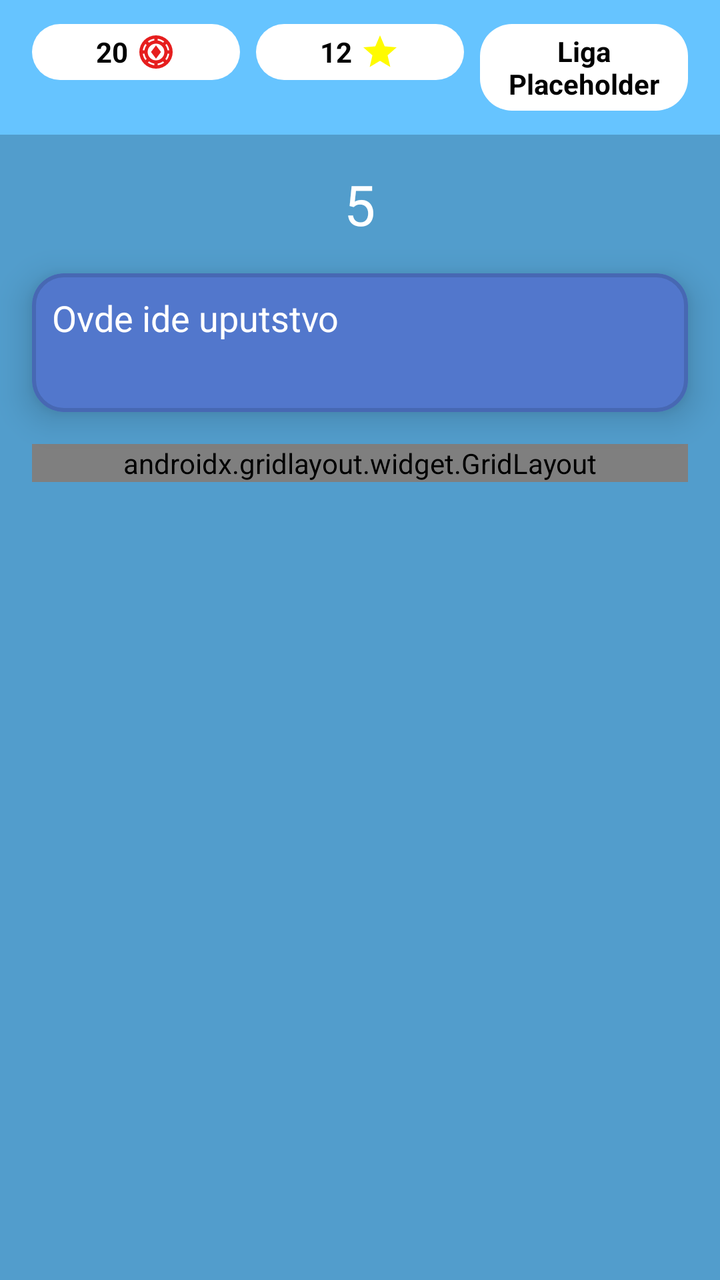
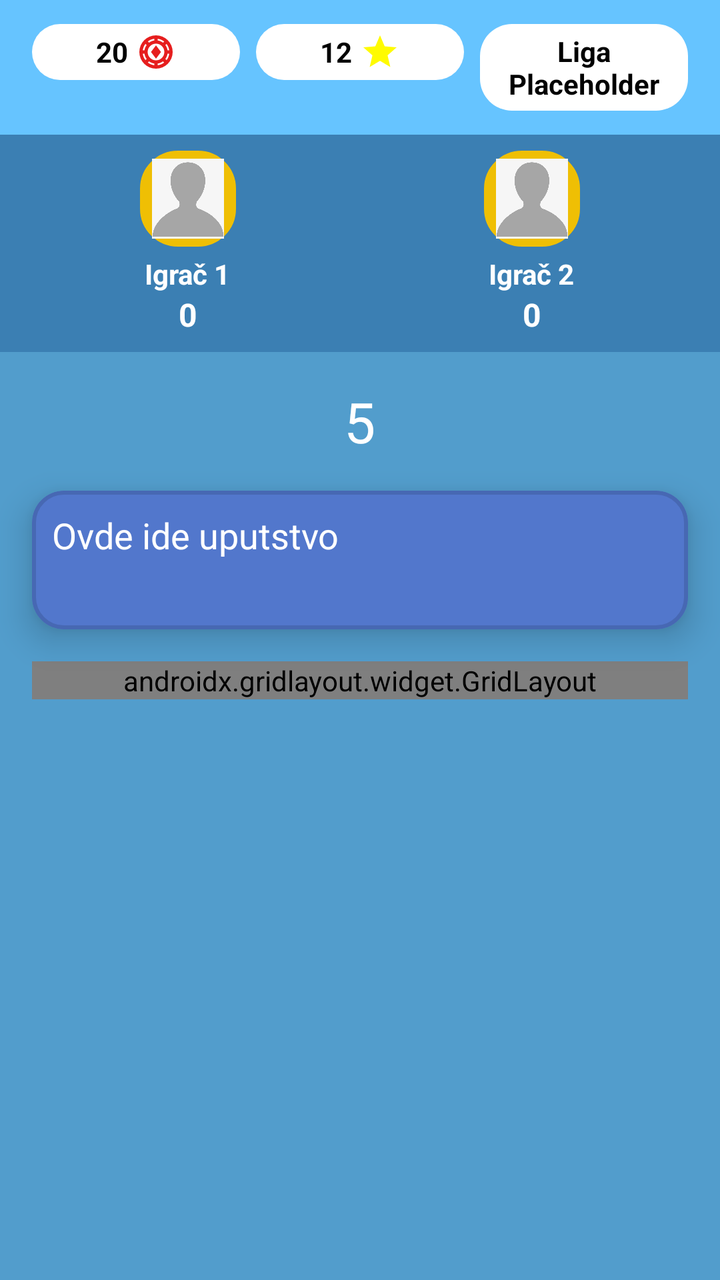

The first picture is an Android layout as it rendered before a commit; the second is the same layout after the commit. The layout source and the unified diff follow.
<!-- AndroidManifest.xml: application theme Theme.Slagalica -->
<!-- res/layout/activity_matching_game.xml -->
<?xml version="1.0" encoding="utf-8"?>
<androidx.constraintlayout.widget.ConstraintLayout xmlns:android="http://schemas.android.com/apk/res/android"
    xmlns:app="http://schemas.android.com/apk/res-auto"
    xmlns:tools="http://schemas.android.com/tools"
    android:id="@+id/main"
    android:layout_width="match_parent"
    android:layout_height="match_parent"
    tools:context=".MatchingGameActivity"
    android:background="#529dcc">

    <LinearLayout
        android:layout_width="match_parent"
        android:layout_height="match_parent"
        android:orientation="vertical"
        tools:layout_editor_absoluteX="16dp"
        tools:layout_editor_absoluteY="0dp">

        <include layout="@layout/top_bar" />

        <TextView
            android:id="@+id/timerTextView"
            android:layout_width="wrap_content"
            android:layout_height="wrap_content"
            android:text="5"
            android:textSize="28sp"
            android:textColor="@android:color/white"
            android:layout_marginTop="16dp"
            android:layout_gravity="center_horizontal"/>

        <com.google.android.material.card.MaterialCardView
            android:layout_width="match_parent"
            android:layout_height="wrap_content"
            android:layout_marginStart="16dp"
            android:layout_marginEnd="16dp"
            android:layout_marginTop="16dp"
            android:layout_marginBottom="16dp"
            app:cardCornerRadius="16dp"
            app:cardElevation="10dp"
            app:strokeColor="@color/button_default_border"
            app:strokeWidth="2dp"
            app:cardBackgroundColor="@color/button_default_color">

            <TextView
                android:id="@+id/instructionsTextView"
                android:layout_width="match_parent"
                android:layout_height="wrap_content"
                android:minLines="2"
                android:padding="10dp"
                android:text="Ovde ide uputstvo"
                android:textSize="18sp"
                android:textColor="#FFFFFF"
                android:lineSpacingExtra="4dp"/>
        </com.google.android.material.card.MaterialCardView>

        <androidx.gridlayout.widget.GridLayout
            android:layout_width="match_parent"
            android:layout_height="wrap_content"
            app:columnCount="2"
            app:rowCount="5"
            android:layout_marginStart="16dp"
            android:layout_marginEnd="16dp"
            android:layout_marginBottom="16dp"
            app:alignmentMode="alignMargins"
            app:rowOrderPreserved="false"
            app:useDefaultMargins="true">

            <com.google.android.material.button.MaterialButton
                android:id="@+id/leftButton1"
                android:layout_width="0dp"
                android:layout_height="wrap_content"
                app:layout_columnWeight="1"
                app:layout_gravity="top"
                android:minHeight="70dp"
                app:cornerRadius="16dp"
                android:elevation="10dp"
                android:textColor="@color/white"
                android:backgroundTint="@color/button_default_color"
                app:strokeWidth="2dp"
                app:strokeColor="@color/button_default_border"
                android:text="Levi pojam 1" />

            <com.google.android.material.button.MaterialButton
                android:id="@+id/rightButton1"
                android:layout_width="0dp"
                android:layout_height="wrap_content"
                app:layout_columnWeight="1"
                app:layout_gravity="top"
                android:minHeight="70dp"
                app:cornerRadius="16dp"
                android:elevation="10dp"
                android:textColor="@color/white"
                android:backgroundTint="@color/button_default_color"
                app:strokeWidth="2dp"
                app:strokeColor="@color/button_default_border"
                android:text="Desni pojam 1" />

            <com.google.android.material.button.MaterialButton
                android:id="@+id/leftButton2"
                android:layout_width="0dp"
                android:layout_height="wrap_content"
                app:layout_columnWeight="1"
                app:layout_gravity="top"
                android:minHeight="70dp"
                app:cornerRadius="16dp"
                android:elevation="10dp"
                android:textColor="@color/white"
                android:backgroundTint="@color/button_default_color"
                app:strokeWidth="2dp"
                app:strokeColor="@color/button_default_border"
                android:text="Levi pojam 2" />

            <com.google.android.material.button.MaterialButton
                android:id="@+id/rightButton2"
                android:layout_width="0dp"
                android:layout_height="wrap_content"
                app:layout_columnWeight="1"
                app:layout_gravity="top"
                android:minHeight="70dp"
                app:cornerRadius="16dp"
                android:elevation="10dp"
                android:textColor="@color/white"
                android:backgroundTint="@color/button_default_color"
                app:strokeWidth="2dp"
                app:strokeColor="@color/button_default_border"
                android:text="Desni pojam 2" />

            <com.google.android.material.button.MaterialButton
                android:id="@+id/leftButton3"
                android:layout_width="0dp"
                android:layout_height="wrap_content"
                app:layout_columnWeight="1"
                app:layout_gravity="top"
                android:minHeight="70dp"
                app:cornerRadius="16dp"
                android:elevation="10dp"
                android:textColor="@color/white"
                android:backgroundTint="@color/button_default_color"
                app:strokeWidth="2dp"
                app:strokeColor="@color/button_default_border"
                android:text="Levi pojam 3" />

            <com.google.android.material.button.MaterialButton
                android:id="@+id/rightButton3"
                android:layout_width="0dp"
                android:layout_height="wrap_content"
                app:layout_columnWeight="1"
                app:layout_gravity="top"
                android:minHeight="70dp"
                app:cornerRadius="16dp"
                android:elevation="10dp"
                android:textColor="@color/white"
                android:backgroundTint="@color/button_default_color"
                app:strokeWidth="2dp"
                app:strokeColor="@color/button_default_border"
                android:text="Desni pojam 3" />

            <com.google.android.material.button.MaterialButton
                android:id="@+id/leftButton4"
                android:layout_width="0dp"
                android:layout_height="wrap_content"
                app:layout_columnWeight="1"
                app:layout_gravity="top"
                android:minHeight="70dp"
                app:cornerRadius="16dp"
                android:elevation="10dp"
                android:textColor="@color/white"
                android:backgroundTint="@color/button_default_color"
                app:strokeWidth="2dp"
                app:strokeColor="@color/button_default_border"
                android:text="Levi pojam 4" />

            <com.google.android.material.button.MaterialButton
                android:id="@+id/rightButton4"
                android:layout_width="0dp"
                android:layout_height="wrap_content"
                app:layout_columnWeight="1"
                app:layout_gravity="top"
                android:minHeight="70dp"
                app:cornerRadius="16dp"
                android:elevation="10dp"
                android:textColor="@color/white"
                android:backgroundTint="@color/button_default_color"
                app:strokeWidth="2dp"
                app:strokeColor="@color/button_default_border"
                android:text="Desni pojam 4" />

            <com.google.android.material.button.MaterialButton
                android:id="@+id/leftButton5"
                android:layout_width="0dp"
                android:layout_height="wrap_content"
                app:layout_columnWeight="1"
                app:layout_gravity="top"
                android:minHeight="70dp"
                app:cornerRadius="16dp"
                android:elevation="10dp"
                android:textColor="@color/white"
                android:backgroundTint="@color/button_default_color"
                app:strokeWidth="2dp"
                app:strokeColor="@color/button_default_border"
                android:text="Levi pojam 5" />

            <com.google.android.material.button.MaterialButton
                android:id="@+id/rightButton5"
                android:layout_width="0dp"
                android:layout_height="wrap_content"
                app:layout_columnWeight="1"
                app:layout_gravity="top"
                android:minHeight="70dp"
                app:cornerRadius="16dp"
                android:elevation="10dp"
                android:textColor="@color/white"
                android:backgroundTint="@color/button_default_color"
                app:strokeWidth="2dp"
                app:strokeColor="@color/button_default_border"
                android:text="Desni pojam 5" />

        </androidx.gridlayout.widget.GridLayout>

    </LinearLayout>

</androidx.constraintlayout.widget.ConstraintLayout>
<!-- res/layout/top_bar.xml (included above) -->
<?xml version="1.0" encoding="utf-8"?>
<LinearLayout xmlns:android="http://schemas.android.com/apk/res/android"
    android:layout_width="match_parent"
    android:layout_height="wrap_content"
    android:orientation="horizontal"
    android:padding="12dp"
    android:background="#66C4FF">

    <LinearLayout
        android:layout_width="0dp"
        android:layout_height="wrap_content"
        android:layout_weight="1"
        android:orientation="horizontal"
        android:gravity="center"
        android:padding="4dp"
        android:layout_marginStart="4dp"
        android:layout_marginEnd="4dp"
        android:background="@drawable/rounded_white">

        <TextView
            android:layout_width="wrap_content"
            android:layout_height="wrap_content"
            android:text="20"
            android:textColor="#000000"
            android:textStyle="bold"
            android:layout_marginEnd="4dp" />

        <ImageView
            android:layout_width="20dp"
            android:layout_height="20dp"
            android:src="@drawable/ic_token"
            android:contentDescription="Tokeni" />
    </LinearLayout>

    <LinearLayout
        android:layout_width="0dp"
        android:layout_height="wrap_content"
        android:layout_weight="1"
        android:orientation="horizontal"
        android:gravity="center"
        android:padding="4dp"
        android:layout_marginStart="4dp"
        android:layout_marginEnd="4dp"
        android:background="@drawable/rounded_white">

        <TextView
            android:layout_width="wrap_content"
            android:layout_height="wrap_content"
            android:text="12"
            android:textColor="#000000"
            android:textStyle="bold"
            android:layout_marginEnd="4dp" />

        <ImageView
            android:layout_width="20dp"
            android:layout_height="20dp"
            android:src="@drawable/ic_star"
            android:contentDescription="Zvezde" />
    </LinearLayout>

    <LinearLayout
        android:layout_width="0dp"
        android:layout_height="wrap_content"
        android:layout_weight="1"
        android:orientation="horizontal"
        android:gravity="center"
        android:padding="4dp"
        android:layout_marginStart="4dp"
        android:layout_marginEnd="4dp"
        android:background="@drawable/rounded_white">

        <TextView
            android:layout_width="wrap_content"
            android:layout_height="wrap_content"
            android:text="Liga Placeholder"
            android:textColor="#000000"
            android:textStyle="bold"
            android:gravity="center" />
    </LinearLayout>
</LinearLayout>
<!-- resources referenced by this layout -->
<resources>
  <color name="button_default_border">#4768B3</color>
  <color name="button_default_color">#5277CC</color>
  <color name="white">#FFFFFFFF</color>
  <!-- drawable ic_star (drawable) -->
  <vector xmlns:android="http://schemas.android.com/apk/res/android" android:height="24dp" android:tint="#FFFB00" android:viewportHeight="24" android:viewportWidth="24" android:width="24dp">
        
      <path android:fillColor="@android:color/white" android:pathData="M12,17.27L18.18,21l-1.64,-7.03L22,9.24l-7.19,-0.61L12,2 9.19,8.63 2,9.24l5.46,4.73L5.82,21z"/>
      
  </vector>
  <!-- drawable ic_token (drawable) -->
  <vector xmlns:android="http://schemas.android.com/apk/res/android"
      android:width="24dp"
      android:height="24dp"
      android:viewportWidth="960"
      android:viewportHeight="960">
    <path
        android:pathData="M480,880q-83,0 -156,-31.5T197,763q-54,-54 -85.5,-127T80,480q0,-83 31.5,-156T197,197q54,-54 127,-85.5T480,80q83,0 156,31.5T763,197q54,54 85.5,127T880,480q0,83 -31.5,156T763,763q-54,54 -127,85.5T480,880ZM440,797v-40q-35,-5 -67.5,-19T312,704l-28,29q33,26 72.5,42.5T440,797ZM520,797q44,-5 83.5,-21.5T676,733l-28,-29q-28,20 -60.5,34T520,757v40ZM480,680q83,0 141.5,-58.5T680,480q0,-83 -58.5,-141.5T480,280q-83,0 -141.5,58.5T280,480q0,83 58.5,141.5T480,680ZM733,676q26,-33 42.5,-72.5T797,520h-40q-5,35 -19,67.5T704,648l29,28ZM227,676 L256,647q-20,-28 -34,-60t-19,-67h-40q5,44 21.5,83.5T227,676ZM480,640L360,480l120,-160 120,160 -120,160ZM163,440h40q5,-35 19,-67t34,-60l-29,-29q-26,33 -42.5,72.5T163,440ZM757,440h40q-5,-44 -22,-83.5T732,284l-28,28q20,28 34,60.5t19,67.5ZM313,256q28,-20 60,-34t67,-19v-40q-44,5 -83.5,21.5T284,227l29,29ZM648,256 L676,228q-33,-26 -72.5,-43T520,163v40q35,5 67.5,19t60.5,34Z"
        android:fillColor="#e61e1e"/>
  </vector>
  <!-- drawable rounded_white (drawable) -->
  <?xml version="1.0" encoding="utf-8"?>
  <shape xmlns:android="http://schemas.android.com/apk/res/android"
      android:shape="rectangle">
      <solid android:color="@android:color/white" />
      <corners android:radius="16dp" />
  </shape>
  <style name="Theme.Slagalica" parent="Base.Theme.Slagalica" />
  <style name="Base.Theme.Slagalica" parent="Theme.Material3.DayNight.NoActionBar">
          
          
      </style>
</resources>

<!-- the commit's change to res/layout/activity_matching_game.xml (unified diff, before → after) -->
@@ -17,6 +17,8 @@
 
         <include layout="@layout/top_bar" />
 
+        <include layout="@layout/player_score_row" />
+
         <TextView
             android:id="@+id/timerTextView"
             android:layout_width="wrap_content"
@@ -300,3 +302,87 @@
             android:gravity="center" />
     </LinearLayout>
 </LinearLayout>
+<!-- res/layout/player_score_row.xml (included above) -->
+<?xml version="1.0" encoding="utf-8"?>
+<LinearLayout xmlns:android="http://schemas.android.com/apk/res/android"
+    android:id="@+id/playerScoreRow"
+    android:layout_width="match_parent"
+    android:layout_height="wrap_content"
+    android:orientation="horizontal"
+    android:padding="8dp"
+    android:background="#3B7FB3">
+
+    <LinearLayout
+        android:id="@+id/playerOneContainer"
+        android:layout_width="0dp"
+        android:layout_height="wrap_content"
+        android:layout_weight="1"
+        android:orientation="vertical"
+        android:gravity="center">
+
+        <ImageView
+            android:id="@+id/playerOneAvatar"
+            android:layout_width="48dp"
+            android:layout_height="48dp"
+            android:background="@drawable/profile_frame"
+            android:padding="4dp"
+            android:src="@drawable/default_profile"
+            android:contentDescription="Player 1 avatar" />
+
+        <TextView
+            android:id="@+id/playerOneName"
+            android:layout_width="wrap_content"
+            android:layout_height="wrap_content"
+            android:layout_marginTop="4dp"
+            android:text="Igrač 1"
+            android:textColor="@android:color/white"
+            android:textStyle="bold"
+            android:textSize="14sp" />
+
+        <TextView
+            android:id="@+id/playerOneScore"
+            android:layout_width="wrap_content"
+            android:layout_height="wrap_content"
+            android:text="0"
+            android:textColor="@android:color/white"
+            android:textStyle="bold"
+            android:textSize="16sp" />
+    </LinearLayout>
+
+    <LinearLayout
+        android:id="@+id/playerTwoContainer"
+        android:layout_width="0dp"
+        android:layout_height="wrap_content"
+        android:layout_weight="1"
+        android:orientation="vertical"
+        android:gravity="center">
+
+        <ImageView
+            android:id="@+id/playerTwoAvatar"
+            android:layout_width="48dp"
+            android:layout_height="48dp"
+            android:background="@drawable/profile_frame"
+            android:padding="4dp"
+            android:src="@drawable/default_profile"
+            android:contentDescription="Player 2 avatar" />
+
+        <TextView
+            android:id="@+id/playerTwoName"
+            android:layout_width="wrap_content"
+            android:layout_height="wrap_content"
+            android:layout_marginTop="4dp"
+            android:text="Igrač 2"
+            android:textColor="@android:color/white"
+            android:textStyle="bold"
+            android:textSize="14sp" />
+
+        <TextView
+            android:id="@+id/playerTwoScore"
+            android:layout_width="wrap_content"
+            android:layout_height="wrap_content"
+            android:text="0"
+            android:textColor="@android:color/white"
+            android:textStyle="bold"
+            android:textSize="16sp" />
+    </LinearLayout>
+</LinearLayout>
<!-- resource entries referenced after the edit -->
@@ -3,6 +3,7 @@
   <color name="button_default_border">#4768B3</color>
   <color name="button_default_color">#5277CC</color>
   <color name="white">#FFFFFFFF</color>
+  <!-- drawable default_profile: png bitmap (drawable, 31723 bytes) -->
   <!-- drawable ic_star (drawable) -->
   <vector xmlns:android="http://schemas.android.com/apk/res/android" android:height="24dp" android:tint="#FFFB00" android:viewportHeight="24" android:viewportWidth="24" android:width="24dp">
         
@@ -19,6 +20,16 @@
         android:pathData="M480,880q-83,0 -156,-31.5T197,763q-54,-54 -85.5,-127T80,480q0,-83 31.5,-156T197,197q54,-54 127,-85.5T480,80q83,0 156,31.5T763,197q54,54 85.5,127T880,480q0,83 -31.5,156T763,763q-54,54 -127,85.5T480,880ZM440,797v-40q-35,-5 -67.5,-19T312,704l-28,29q33,26 72.5,42.5T440,797ZM520,797q44,-5 83.5,-21.5T676,733l-28,-29q-28,20 -60.5,34T520,757v40ZM480,680q83,0 141.5,-58.5T680,480q0,-83 -58.5,-141.5T480,280q-83,0 -141.5,58.5T280,480q0,83 58.5,141.5T480,680ZM733,676q26,-33 42.5,-72.5T797,520h-40q-5,35 -19,67.5T704,648l29,28ZM227,676 L256,647q-20,-28 -34,-60t-19,-67h-40q5,44 21.5,83.5T227,676ZM480,640L360,480l120,-160 120,160 -120,160ZM163,440h40q5,-35 19,-67t34,-60l-29,-29q-26,33 -42.5,72.5T163,440ZM757,440h40q-5,-44 -22,-83.5T732,284l-28,28q20,28 34,60.5t19,67.5ZM313,256q28,-20 60,-34t67,-19v-40q-44,5 -83.5,21.5T284,227l29,29ZM648,256 L676,228q-33,-26 -72.5,-43T520,163v40q35,5 67.5,19t60.5,34Z"
         android:fillColor="#e61e1e"/>
   </vector>
+  <!-- drawable profile_frame (drawable) -->
+  <?xml version="1.0" encoding="utf-8"?>
+  <shape xmlns:android="http://schemas.android.com/apk/res/android"
+      android:shape="rectangle">
+      <solid android:color="@android:color/transparent"/>
+      <stroke
+          android:width="6dp"
+          android:color="#EFBF04"/>
+      <corners android:radius="16dp"/>
+  </shape>
   <!-- drawable rounded_white (drawable) -->
   <?xml version="1.0" encoding="utf-8"?>
   <shape xmlns:android="http://schemas.android.com/apk/res/android"
